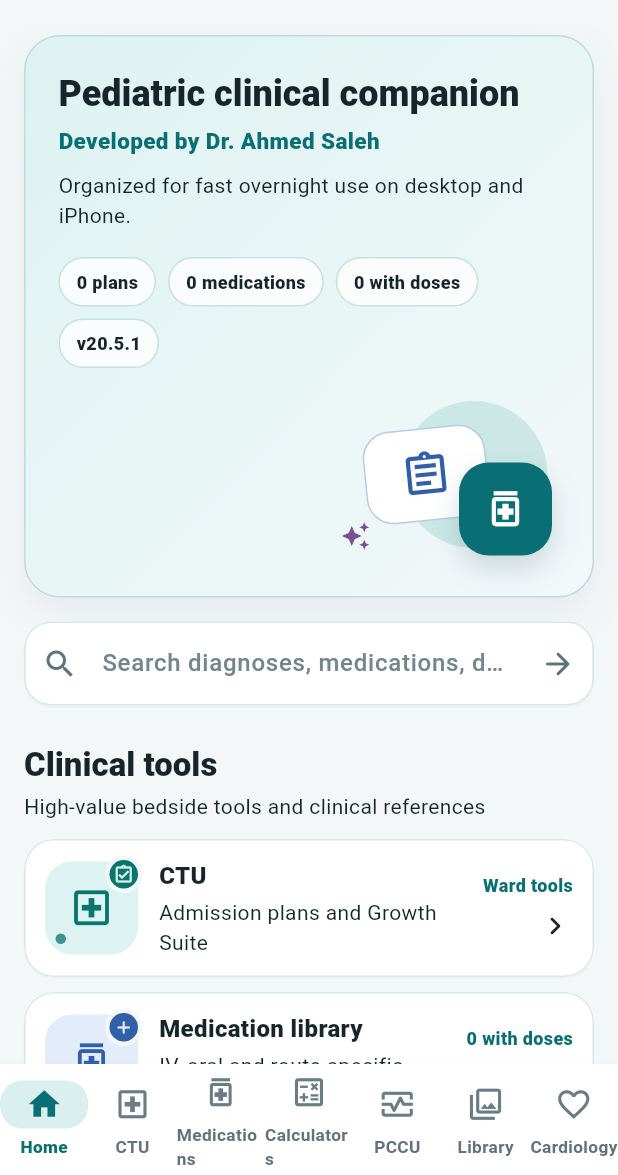
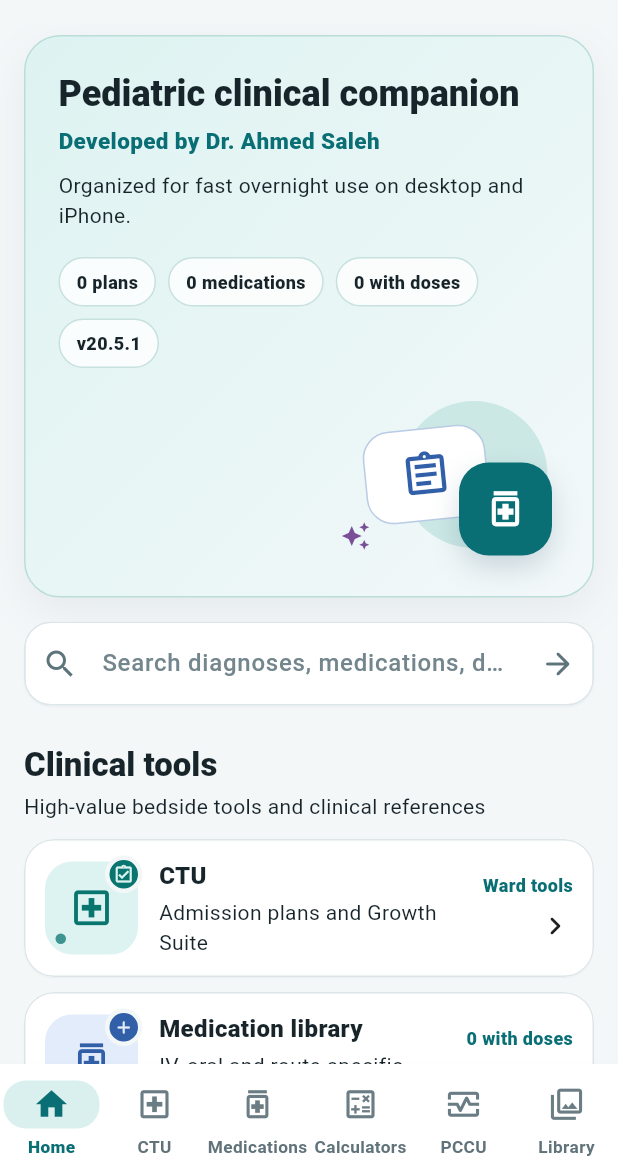
Before and after one commit to extraxen/pedsflow, a Flutter app: the AppShell screen opened directly with empty values, on a phone screen of 412 x 824 dp, the part 61-1236 px from its top. Run offline on Flutter 3.47's test engine with Material 3 defaults, Android fonts, the phone set to English and light mode, and no system bars; our stand-ins replace image_picker, shared_preferences; accounts and stored records are empty.

Commit message:
Keep Cardiology out of persistent navigation

```diff
--- a/lib/screens/app_shell.dart
+++ b/lib/screens/app_shell.dart
@@ -7,7 +7,6 @@ import 'package:flutter/material.dart';
 
 import '../services/app_store.dart';
 import 'calculators_screen.dart';
-import 'cardiology_screen.dart';
 import 'ctu_screen.dart';
 import 'home_screen.dart';
 import 'library_screen.dart';
@@ -31,7 +30,7 @@ class _AppShellState extends State<AppShell> {
 
   final List<GlobalKey<NavigatorState>> _navigatorKeys =
       List<GlobalKey<NavigatorState>>.generate(
-    7,
+    6,
     (_) => GlobalKey<NavigatorState>(),
   );
 
@@ -67,8 +66,6 @@ class _AppShellState extends State<AppShell> {
         return const PccuScreen();
       case 5:
         return LibraryScreen(store: widget.store);
-      case 6:
-        return const CardiologyScreen();
       default:
         return HomeScreen(
           store: widget.store,
@@ -124,7 +121,7 @@ class _AppShellState extends State<AppShell> {
         body: IndexedStack(
           index: selectedIndex,
           children: List<Widget>.generate(
-            7,
+            6,
             _tabNavigator,
           ),
         ),
@@ -162,11 +159,6 @@ class _AppShellState extends State<AppShell> {
               selectedIcon: Icon(Icons.photo_library),
               label: 'Library',
             ),
-            NavigationDestination(
-              icon: Icon(Icons.favorite_border),
-              selectedIcon: Icon(Icons.favorite),
-              label: 'Cardiology',
-            ),
           ],
         ),
       ),
```
